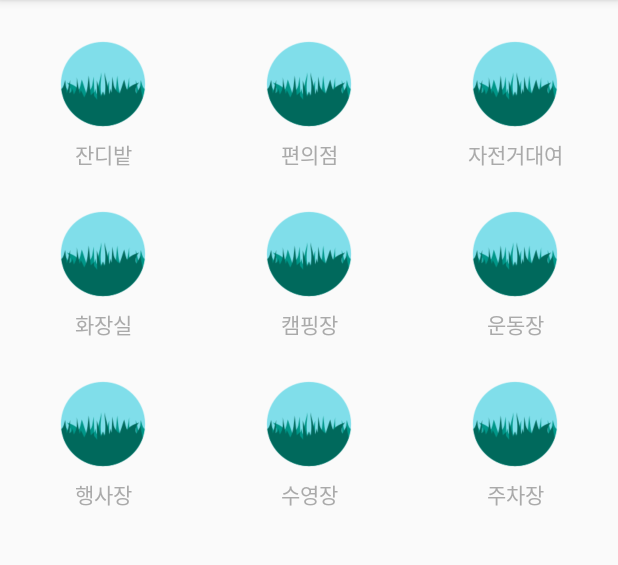
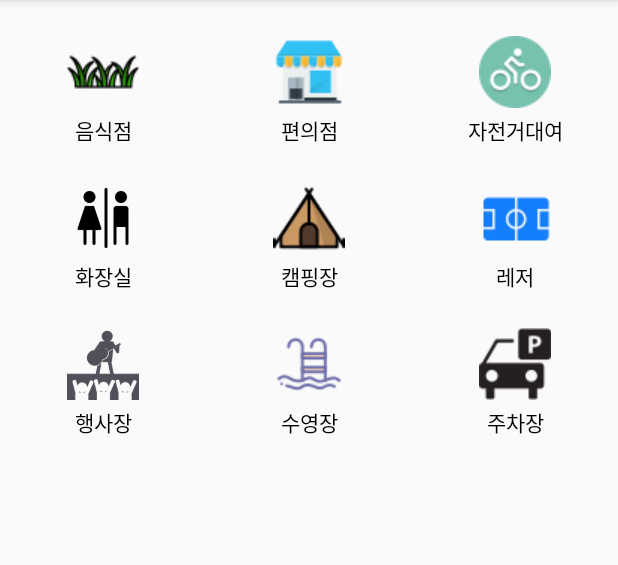
Before and after one commit to Junmung/HangangParksMap, an Android app: the fragment FilterListFragment shown on its own in the app's theme, on a phone screen of 412 x 824 dp, the part 84-649 px from its top. Run offline under Robolectric (Android 15) with nearby library versions, the phone set to English and light mode, and no system bars.

```diff
--- a/app/src/main/java/com/example/junmung/hangangparksmap/ARGuide/ARGuideActivity.java
+++ b/app/src/main/java/com/example/junmung/hangangparksmap/ARGuide/ARGuideActivity.java
@@ -476,7 +476,6 @@ public class ARGuideActivity extends AppCompatActivity  {
                 // 이 부분 부터 경유지들의 리스트들을 가지고 통과했는지 확인하면서 각도를 바꿔줘야함
                 if(!isPointsSetting){
                     point = currentPoint;
-
                 }
                 else{
                     int distance = currentPoint.distanceTo(wayPoints.get(pointIndex));
--- a/app/src/main/java/com/example/junmung/hangangparksmap/Map/Dialog/FilterListFragment.java
+++ b/app/src/main/java/com/example/junmung/hangangparksmap/Map/Dialog/FilterListFragment.java
@@ -49,13 +49,19 @@ public class FilterListFragment extends Fragment {
         filterItems= new ArrayList<>(LIST_SIZE);
 
         String[] contents = {
-                "잔디밭", "편의점", "자전거대여",
-                "화장실", "캠핑장", "운동장",
+                "음식점", "편의점", "자전거대여",
+                "화장실", "캠핑장", "레저",
                 "행사장", "수영장",  "주차장"
         };
 
+        int[] imgs = {
+                R.drawable.icon_grass, R.drawable.icon_market, R.drawable.icon_bycycle,
+                R.drawable.icon_toilet, R.drawable.icon_tent, R.drawable.icon_court,
+                R.drawable.icon_stage, R.drawable.icon_swim, R.drawable.icon_park
+        };
+
         for(int i = 0; i < LIST_SIZE; i++){
-            FilterItem item = new FilterItem(contents[i], BitmapFactory.decodeResource(getResources(), R.drawable.grass_128));
+            FilterItem item = new FilterItem(contents[i], BitmapFactory.decodeResource(getResources(), imgs[i]));
             filterItems.add(item);
         }
 
--- a/app/src/main/res/layout/item_filter.xml
+++ b/app/src/main/res/layout/item_filter.xml
@@ -8,11 +8,12 @@
 
     <ImageView
         android:id="@+id/filter_gridView_item_imageView"
-        android:layout_width="64dp"
-        android:layout_height="64dp"
+        android:layout_width="48dp"
+        android:layout_height="48dp"
         android:layout_marginEnd="16dp"
         android:layout_marginStart="16dp"
         android:layout_marginTop="24dp"
+        android:scaleType="fitXY"
         app:layout_constraintEnd_toEndOf="parent"
         app:layout_constraintStart_toStartOf="parent"
         app:layout_constraintTop_toTopOf="parent"
@@ -26,7 +27,7 @@
         android:layout_marginStart="8dp"
         android:layout_marginTop="4dp"
         android:text="잔디밭"
-        android:textColor="@android:color/darker_gray"
+        android:textColor="@color/colorBlack"
         android:textSize="14sp"
         app:layout_constraintEnd_toEndOf="parent"
         app:layout_constraintStart_toStartOf="parent"
```
Also changed, not shown: app/src/main/java/com/example/junmung/hangangparksmap/MainActivity.java (+39 -54 lines), app/src/main/java/com/example/junmung/hangangparksmap/Map/MapActivity.java (+86 -4 lines), app/src/main/res/layout/activity_main.xml (+10 -8 lines), app/src/main/res/drawable-v24/icon_bycycle.png (added), app/src/main/res/drawable-v24/icon_court.png (added), app/src/main/res/drawable-v24/icon_grass.png (added), app/src/main/res/drawable-v24/icon_market.png (added), app/src/main/res/drawable-v24/icon_park.png (added), app/src/main/res/drawable-v24/icon_stage.png (added), app/src/main/res/drawable-v24/icon_swim.png (added), app/src/main/res/drawable-v24/icon_tent.png (added), app/src/main/res/drawable-v24/icon_toilet.png (added).
